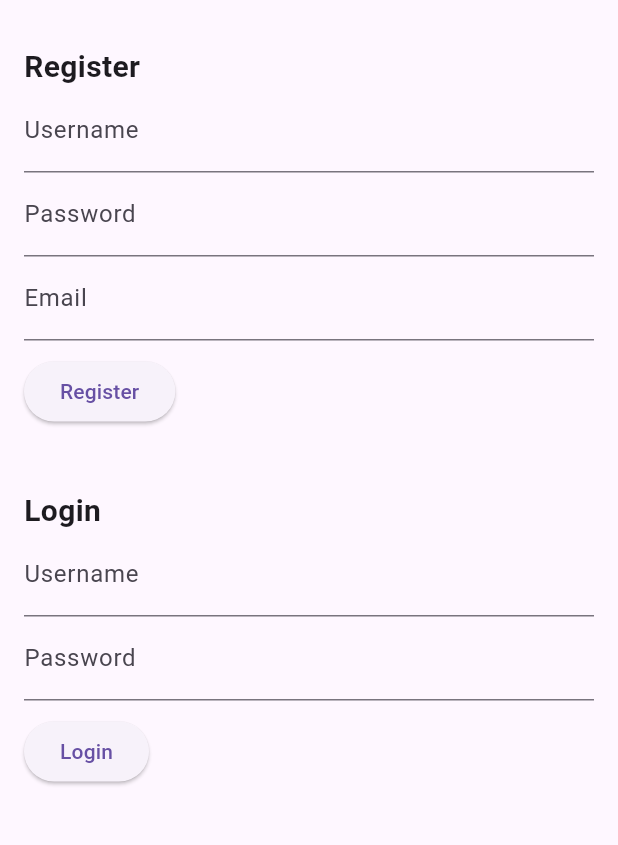
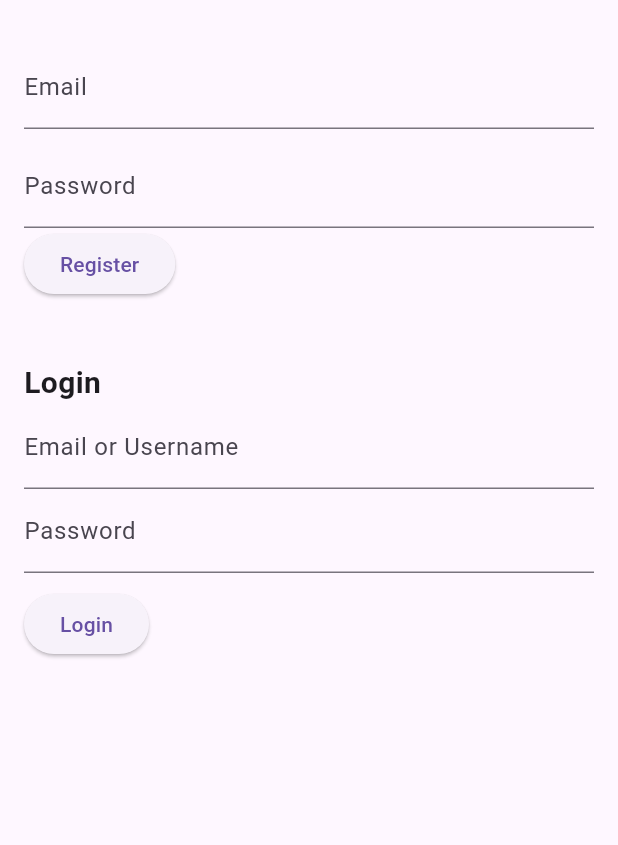
Before and after one commit to Kantarellen1/WorklyApp, a Flutter app: the screen it shows after launch, on a phone screen of 412 x 824 dp, the part 63-908 px from its top. Run offline on Flutter 3.47's test engine with Material 3 defaults, Android fonts, the phone set to English and light mode, and no system bars.

Commit message:
Update main.dart

```diff
--- a/workly_app/lib/main.dart
+++ b/workly_app/lib/main.dart
@@ -28,7 +28,6 @@
 
 class _UserServiceHomePageState extends State<UserServiceHomePage> {
   final String apiBaseUrl = "http://localhost:5004/api/users"; // Update with your API base URL
-  final TextEditingController registerUsernameController = TextEditingController();
   final TextEditingController registerPasswordController = TextEditingController();
   final TextEditingController registerEmailController = TextEditingController();
   final TextEditingController loginUsernameController = TextEditingController();
@@ -38,7 +37,6 @@
   String loginResult = "";
 
   Future<void> registerUser() async {
-    final username = registerUsernameController.text;
     final password = registerPasswordController.text;
     final email = registerEmailController.text;
 
@@ -46,7 +44,7 @@
       final response = await http.post(
         Uri.parse('$apiBaseUrl/register'),
         headers: {'Content-Type': 'application/json'},
-        body: jsonEncode({'username': username, 'password': password, 'email': email}),
+        body: jsonEncode({'password': password, 'email': email}),
       );
 
       if (response.statusCode == 200) {
@@ -105,21 +103,16 @@
           child: Column(
             crossAxisAlignment: CrossAxisAlignment.start,
             children: [
-              Text('Register', style: TextStyle(fontSize: 20, fontWeight: FontWeight.bold)),
               TextField(
-                controller: registerUsernameController,
-                decoration: InputDecoration(labelText: 'Username'),
+                controller: registerEmailController,
+                decoration: InputDecoration(labelText: 'Email'),
               ),
+              SizedBox(height: 10),
               TextField(
                 controller: registerPasswordController,
                 decoration: InputDecoration(labelText: 'Password'),
                 obscureText: true,
               ),
-              TextField(
-                controller: registerEmailController,
-                decoration: InputDecoration(labelText: 'Email'),
-              ),
-              SizedBox(height: 10),
               ElevatedButton(
                 onPressed: registerUser,
                 child: Text('Register'),
@@ -130,7 +123,7 @@
               Text('Login', style: TextStyle(fontSize: 20, fontWeight: FontWeight.bold)),
               TextField(
                 controller: loginUsernameController,
-                decoration: InputDecoration(labelText: 'Username'),
+                decoration: InputDecoration(labelText: 'Email or Username'),
               ),
               TextField(
                 controller: loginPasswordController,
```
